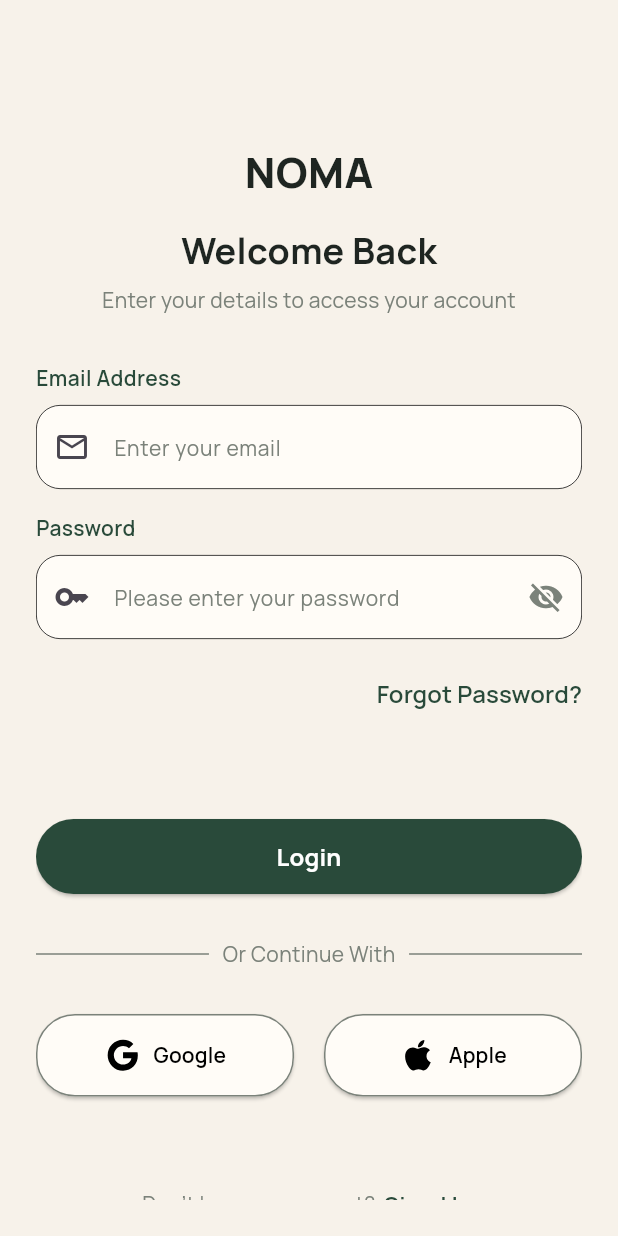
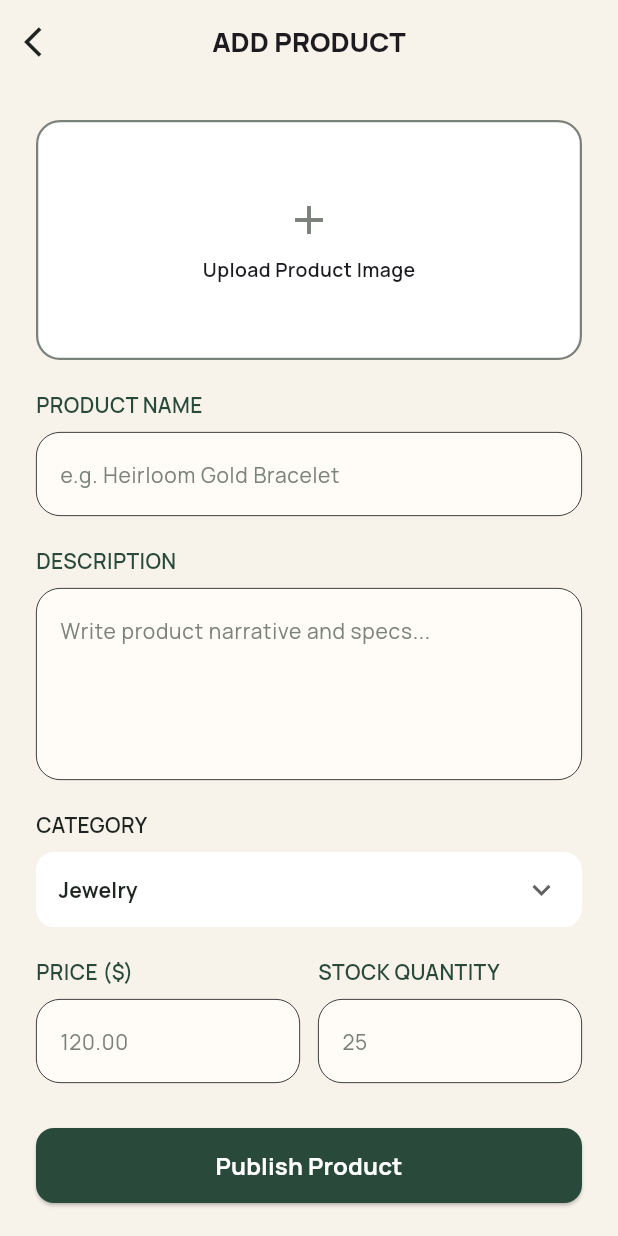
Before and after one commit to hatemrihan/NTI---Finall, a Flutter app: the screen it shows after launch, on a phone screen of 412 x 824 dp. Run offline on Flutter 3.47's test engine with Material 3 defaults, Android fonts, the phone set to English and light mode, and no system bars; our stand-ins replace dio, flutter_svg.

Commit message:
added Add product screen

```diff
--- a/lib/main.dart
+++ b/lib/main.dart
@@ -1,3 +1,4 @@
+import 'package:final_project/screens/add_product_screen.dart';
 import 'package:final_project/screens/login_screen.dart';
 import 'package:flutter/material.dart';
 
@@ -14,7 +15,7 @@ class NEMOStore extends StatelessWidget {
     return MaterialApp(
       theme: ThemeData(fontFamily: "Manrope"),
       debugShowCheckedModeBanner: false,
-      home: LoginScreen(),
+      home: AddProductScreen(),
     );
   }
 }
--- /dev/null
+++ b/lib/screens/add_product_screen.dart
@@ -0,0 +1,100 @@
+import 'package:final_project/app_colors.dart';
+import 'package:final_project/app_styles.dart';
+import 'package:final_project/widgets/custom_category_dropdown.dart';
+import 'package:final_project/widgets/custom_image_upload_container.dart';
+import 'package:final_project/widgets/custom_text_field.dart';
+import 'package:flutter/material.dart';
+
+class AddProductScreen extends StatelessWidget {
+  const AddProductScreen({super.key});
+
+  @override
+  Widget build(BuildContext context) {
+    return Scaffold(
+      backgroundColor: AppColors.backgroundClr,
+      appBar: AppBar(
+        backgroundColor: AppColors.backgroundClr,
+        leading: IconButton(
+          onPressed: () {},
+          icon: const Icon(Icons.arrow_back_ios, color: AppColors.textClr),
+        ),
+        centerTitle: true,
+        title: Text('ADD PRODUCT', style: AppStyles.style18ExtraBold),
+      ),
+      body: SafeArea(
+        child: Center(
+          child: Padding(
+            padding: const EdgeInsets.all(24.0),
+            child: Column(
+              crossAxisAlignment: CrossAxisAlignment.start,
+              children: [
+                BuildImageUploadContainer(),
+                const SizedBox(height: 20),
+                CustomTextField(
+                  title: 'PRODUCT NAME',
+                  hintText: 'e.g. Heirloom Gold Bracelet',
+                  // controller: _nameController,
+                ),
+                const SizedBox(height: 20),
+                CustomTextField(
+                  title: 'DESCRIPTION',
+                  hintText: 'Write product narrative and specs...',
+                  keyboardType: TextInputType.multiline,
+                  maxLines: 4,
+
+                  // controller: _descriptionController,
+                ),
+                const SizedBox(height: 20),
+                BuildCategoryDropdown(),
+                const SizedBox(height: 20),
+                Row(
+                  children: [
+                    Expanded(
+                      child: CustomTextField(
+                        title: 'PRICE (\$)',
+                        hintText: '120.00',
+                        // controller: _priceController,
+                        keyboardType: const TextInputType.numberWithOptions(
+                          decimal: true,
+                        ),
+                      ),
+                    ),
+                    const SizedBox(width: 12),
+                    Expanded(
+                      child: CustomTextField(
+                        title: 'STOCK QUANTITY',
+                        hintText: '25',
+                        // controller: _stockController,
+                        keyboardType: TextInputType.number,
+                      ),
+                    ),
+                  ],
+                ),
+                const SizedBox(height: 30),
+                SizedBox(
+                  width: double.infinity,
+                  height: 50,
+                  child: ElevatedButton(
+                    onPressed: () {},
+                    style: ElevatedButton.styleFrom(
+                      backgroundColor: AppColors.primaryClr,
+                      shape: RoundedRectangleBorder(
+                        borderRadius: BorderRadius.circular(12),
+                      ),
+                    ),
+                    child: Text(
+                      'Publish Product',
+                      style: AppStyles.style16Bold.copyWith(
+                        color: AppColors.whiteClr,
+                      ),
+                    ),
+                  ),
+                ),
+              ],
+            ),
+          ),
+        ),
+      ),
+    );
+  }
+}
--- /dev/null
+++ b/lib/widgets/custom_category_dropdown.dart
@@ -0,0 +1,70 @@
+import 'package:final_project/app_colors.dart';
+import 'package:final_project/app_styles.dart';
+
+import 'package:flutter/material.dart';
+
+class BuildCategoryDropdown extends StatefulWidget {
+  const BuildCategoryDropdown({super.key});
+
+  @override
+  State<BuildCategoryDropdown> createState() => _BuildCategoryDropdownState();
+}
+
+String? _selectedCategory;
+
+class _BuildCategoryDropdownState extends State<BuildCategoryDropdown> {
+  @override
+  Widget build(BuildContext context) {
+    final List<String> _categories = [
+      'Jewelry',
+      'Clothing',
+      'Accessories',
+      'Home',
+      'Electronics',
+    ];
+
+    return Column(
+      crossAxisAlignment: CrossAxisAlignment.start,
+      children: [
+        Text(
+          'CATEGORY',
+          style: AppStyles.style14SemiBold.copyWith(color: AppColors.textClr),
+        ),
+        const SizedBox(height: 8),
+        Container(
+          padding: const EdgeInsets.symmetric(horizontal: 14),
+          decoration: BoxDecoration(
+            color: AppColors.whiteClr,
+            borderRadius: BorderRadius.circular(12),
+            border: Border.all(color: AppColors.whiteClr),
+          ),
+          child: DropdownButtonHideUnderline(
+            child: DropdownButton<String>(
+              value: _selectedCategory ?? _categories.first,
+              isExpanded: true,
+              icon: const Icon(Icons.keyboard_arrow_down),
+              items: _categories
+                  .map(
+                    (category) => DropdownMenuItem(
+                      value: category,
+                      child: Text(
+                        category,
+                        style: AppStyles.style14Bold.copyWith(
+                          color: AppColors.textClr,
+                        ),
+                      ),
+                    ),
+                  )
+                  .toList(),
+              onChanged: (value) {
+                setState(() {
+                  _selectedCategory = value;
+                });
+              },
+            ),
+          ),
+        ),
+      ],
+    );
+  }
+}
--- /dev/null
+++ b/lib/widgets/custom_image_upload_container.dart
@@ -0,0 +1,45 @@
+import 'package:final_project/app_colors.dart';
+import 'package:final_project/app_styles.dart';
+
+import 'package:flutter/material.dart';
+
+class BuildImageUploadContainer extends StatefulWidget {
+  const BuildImageUploadContainer({super.key});
+
+  @override
+  State<BuildImageUploadContainer> createState() =>
+      BuildImageUploadContainerState();
+}
+
+class BuildImageUploadContainerState extends State<BuildImageUploadContainer> {
+  @override
+  Widget build(BuildContext context) {
+    return GestureDetector(
+      onTap: () {},
+      child: Container(
+        width: double.infinity,
+        height: 160,
+        decoration: BoxDecoration(
+          color: AppColors.whiteClr,
+          borderRadius: BorderRadius.circular(16),
+          border: Border.all(
+            color: AppColors.grayClr,
+            width: 1.5,
+            style: BorderStyle.solid,
+          ),
+        ),
+        child: Column(
+          mainAxisAlignment: MainAxisAlignment.center,
+          children: [
+            const Icon(Icons.add, size: 32, color: AppColors.grayClr),
+            const SizedBox(height: 8),
+            const Text(
+              'Upload Product Image',
+              style: AppStyles.style13SemiBold,
+            ),
+          ],
+        ),
+      ),
+    );
+  }
+}
--- a/lib/widgets/custom_text_field.dart
+++ b/lib/widgets/custom_text_field.dart
@@ -10,13 +10,15 @@ class CustomTextField extends StatelessWidget {
     required this.hintText,
     this.suffixIcon,
     this.obscureText,
-    this.prefixIcon,
+    this.prefixIcon, this.maxLines =1, this.keyboardType,
   });
   final String title;
   final String hintText;
   final Widget? suffixIcon;
   final Widget? prefixIcon;
   final bool? obscureText;
+  final TextInputType? keyboardType;
+  final int? maxLines;
   @override
   Widget build(BuildContext context) {
     return Column(
@@ -32,7 +34,8 @@ class CustomTextField extends StatelessWidget {
         ),
         TextField(
           obscureText: obscureText ?? false,
-
+          keyboardType: keyboardType ,
+          maxLines: maxLines,
           decoration: InputDecoration(
             filled: true,
             fillColor: AppColors.bottomBackgroundClr,
```
